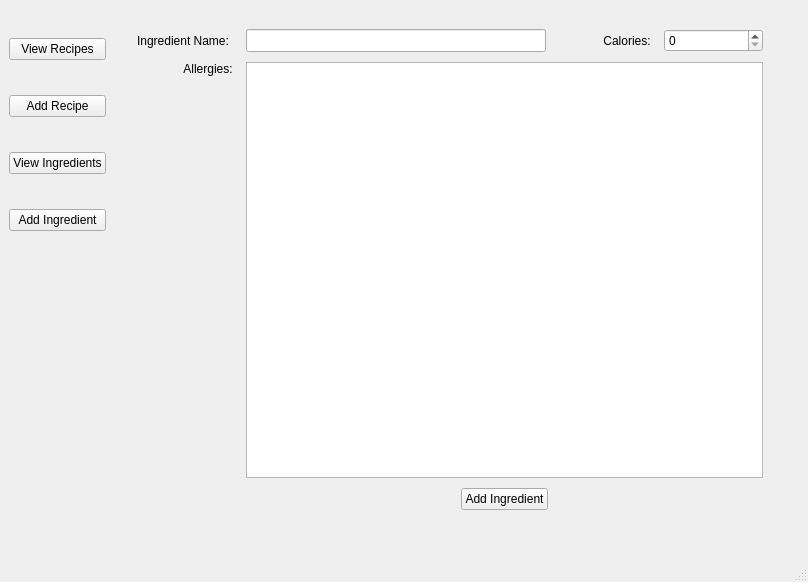
This is mainwindow.ui in Bourkupine/cs4076-project as Qt 5 draws it before an edit. The edited form follows.
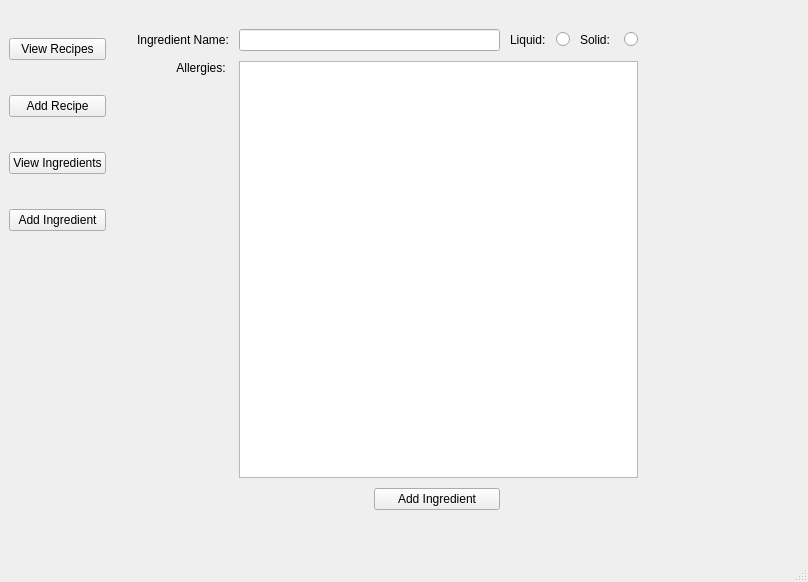
This is the edited form.

```diff
--- a/mainwindow.ui
+++ b/mainwindow.ui
@@ -829,7 +829,7 @@
             <height>481</height>
            </rect>
           </property>
-          <layout class="QGridLayout" name="gridLayout_3" rowstretch="0,0,0,0,0,0" columnstretch="0,0,0,0,0,0">
+          <layout class="QGridLayout" name="gridLayout_3" rowstretch="0,0,0,0,0,0" columnstretch="1,2,2,2,2">
            <property name="sizeConstraint">
             <enum>QLayout::SetMinimumSize</enum>
            </property>
@@ -839,22 +839,6 @@
            <property name="spacing">
             <number>10</number>
            </property>
-           <item row="5" column="3" colspan="3" alignment="Qt::AlignHCenter|Qt::AlignVCenter">
-            <widget class="QPushButton" name="createIngredient">
-             <property name="sizePolicy">
-              <sizepolicy hsizetype="Minimum" vsizetype="Maximum">
-               <horstretch>0</horstretch>
-               <verstretch>0</verstretch>
-              </sizepolicy>
-             </property>
-             <property name="layoutDirection">
-              <enum>Qt::LeftToRight</enum>
-             </property>
-             <property name="text">
-              <string>Add Ingredient</string>
-             </property>
-            </widget>
-           </item>
            <item row="0" column="0">
             <widget class="QLabel" name="label_2">
              <property name="text">
@@ -862,36 +846,6 @@
              </property>
             </widget>
            </item>
-           <item row="0" column="3">
-            <widget class="QLineEdit" name="lineEdit_2">
-             <property name="maximumSize">
-              <size>
-               <width>300</width>
-               <height>1000</height>
-              </size>
-             </property>
-            </widget>
-           </item>
-           <item row="0" column="5">
-            <widget class="QSpinBox" name="calAmount">
-             <property name="maximum">
-              <number>10000</number>
-             </property>
-            </widget>
-           </item>
-           <item row="0" column="4">
-            <widget class="QLabel" name="label_3">
-             <property name="layoutDirection">
-              <enum>Qt::LeftToRight</enum>
-             </property>
-             <property name="text">
-              <string>Calories: </string>
-             </property>
-             <property name="alignment">
-              <set>Qt::AlignRight|Qt::AlignTrailing|Qt::AlignVCenter</set>
-             </property>
-            </widget>
-           </item>
            <item row="3" column="0">
             <widget class="QLabel" name="label_4">
              <property name="text">
@@ -902,13 +856,71 @@
              </property>
             </widget>
            </item>
-           <item row="3" column="3" colspan="3">
+           <item row="3" column="1" colspan="3">
             <widget class="QListWidget" name="viewAllergies">
              <property name="resizeMode">
               <enum>QListView::Adjust</enum>
              </property>
             </widget>
            </item>
+           <item row="0" column="1" colspan="2">
+            <widget class="QLineEdit" name="lineEdit_2">
+             <property name="maximumSize">
+              <size>
+               <width>300</width>
+               <height>1000</height>
+              </size>
+             </property>
+            </widget>
+           </item>
+           <item row="4" column="2">
+            <widget class="QPushButton" name="createIngredient">
+             <property name="sizePolicy">
+              <sizepolicy hsizetype="Minimum" vsizetype="Maximum">
+               <horstretch>0</horstretch>
+               <verstretch>0</verstretch>
+              </sizepolicy>
+             </property>
+             <property name="layoutDirection">
+              <enum>Qt::LeftToRight</enum>
+             </property>
+             <property name="text">
+              <string>Add Ingredient</string>
+             </property>
+            </widget>
+           </item>
+           <item row="0" column="3">
+            <layout class="QHBoxLayout" name="horizontalLayout_6">
+             <item>
+              <widget class="QLabel" name="label_25">
+               <property name="text">
+                <string>Liquid:</string>
+               </property>
+              </widget>
+             </item>
+             <item alignment="Qt::AlignRight">
+              <widget class="QRadioButton" name="isLiquid">
+               <property name="text">
+                <string/>
+               </property>
+              </widget>
+             </item>
+             <item>
+              <widget class="QLabel" name="label_3">
+               <property name="text">
+                <string>Solid: </string>
+               </property>
+              </widget>
+             </item>
+             <item alignment="Qt::AlignRight">
+              <widget class="QRadioButton" name="isSolid">
+               <property name="text">
+                <string/>
+               </property>
+              </widget>
+             </item>
+            </layout>
+           </item>
           </layout>
          </widget>
         </widget>
```
Left out of the diff: 2 changed lines with no effect on the pictures.
